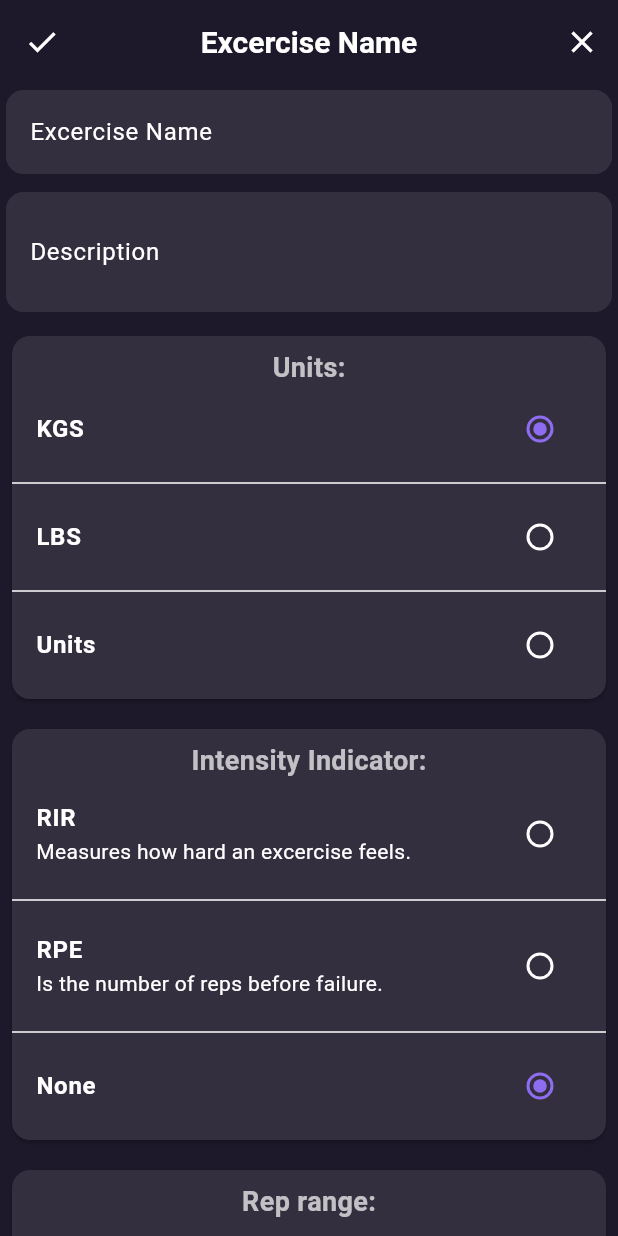
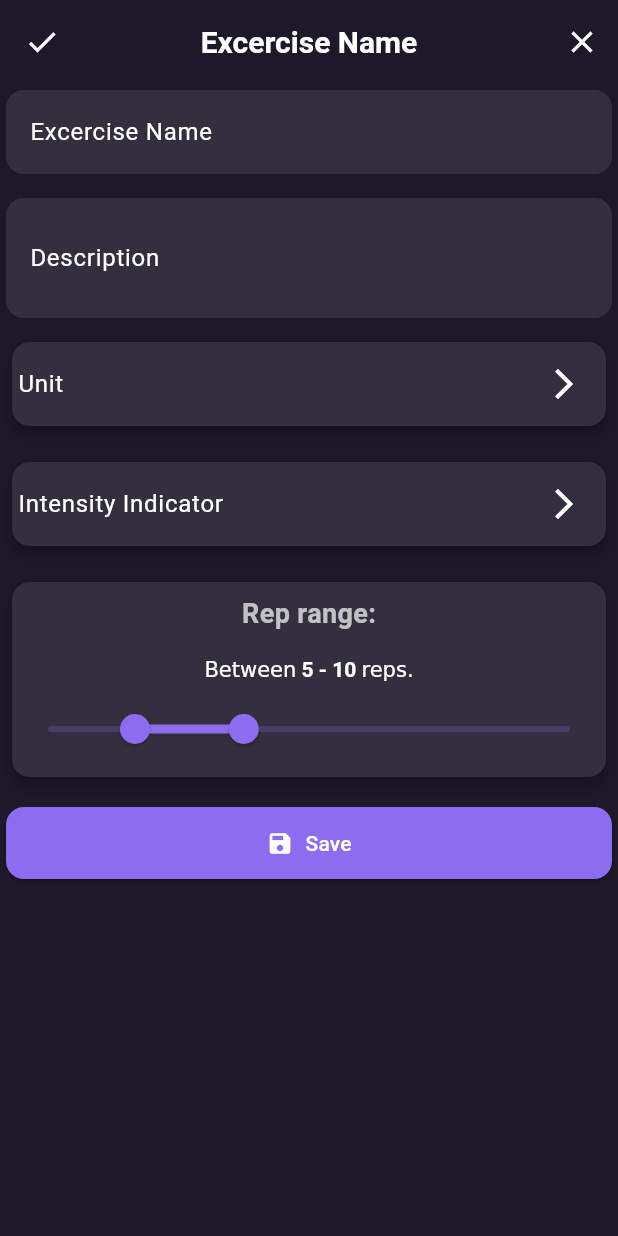
Before and after one commit to diegoZarateFer/gym-tracker-app, a Flutter app: the ExcerciseSettingsPage screen opened by its route, on a phone screen of 412 x 824 dp. Run offline on Flutter 3.47's test engine with Material 3 defaults, Android fonts, the light colour scheme and no system bars; our stand-ins replace table_calendar.

Commit message:
fix<excercise>: Segregao la pantalla de settings de ejercicios en pantalla para seleccion de unidades y de indicador de intensidad

```diff
--- a/lib/pages/excercise_settings_page.dart
+++ b/lib/pages/excercise_settings_page.dart
@@ -1,7 +1,5 @@
 import 'package:flutter/material.dart';
 import 'package:gym_tracker_ui/pages/widgets/excercise_settings_form.dart';
-import 'package:gym_tracker_ui/pages/widgets/intensity_indicator_selector.dart';
-import 'package:gym_tracker_ui/pages/widgets/unit_selector.dart';
 
 class ExcerciseSettingsPage extends StatefulWidget {
   static const String route = "excercise-settings";
@@ -16,14 +14,10 @@ class _ExcerciseSettingsPageState extends State<ExcerciseSettingsPage> {
   void _saveExcerciseSettingsHandler(
       {required String name,
       required String description,
-      required IntensityIndicators intensityIndicator,
-      required Units unit,
       required int minNumberOfReps,
       required int maxNumberOfReps}) {
     print(name);
     print(description);
-    print(intensityIndicator);
-    print(unit);
     print(minNumberOfReps);
     print(maxNumberOfReps);
   }
@@ -50,12 +44,10 @@ class _ExcerciseSettingsPageState extends State<ExcerciseSettingsPage> {
         ],
         title: const Text("Excercise Name"),
       ),
-      body: SingleChildScrollView(
-        child: Padding(
-          padding: const EdgeInsets.all(4),
-          child: ExcerciseSettingsForm(
-            onSaveExcerciseSettings: _saveExcerciseSettingsHandler,
-          ),
+      body: Padding(
+        padding: const EdgeInsets.all(4),
+        child: ExcerciseSettingsForm(
+          onSaveExcerciseSettings: _saveExcerciseSettingsHandler,
         ),
       ),
     );
--- a/lib/pages/widgets/excercise_settings_form.dart
+++ b/lib/pages/widgets/excercise_settings_form.dart
@@ -1,4 +1,5 @@
 import 'package:flutter/material.dart';
+import 'package:gym_tracker_ui/pages/extensions/context_ext.dart';
 import 'package:gym_tracker_ui/pages/widgets/intensity_indicator_selector.dart';
 import 'package:gym_tracker_ui/pages/widgets/unit_selector.dart';
 
@@ -11,8 +12,6 @@ class ExcerciseSettingsForm extends StatefulWidget {
   final void Function(
       {required String name,
       required String description,
-      required IntensityIndicators intensityIndicator,
-      required Units unit,
       required int minNumberOfReps,
       required int maxNumberOfReps}) onSaveExcerciseSettings;
 
@@ -31,14 +30,6 @@ class _ExcerciseSettingsFormState extends State<ExcerciseSettingsForm> {
   int _selectedRepRangeStart = 5;
   int _selectedRepRangeEnd = 10;
 
-  /// Indicador de intensidad seleccionado.
-  ///
-  IntensityIndicators _selectedIntensityIndicator = IntensityIndicators.none;
-
-  /// Unidad de medida seleccionada.
-  ///
-  Units _selectedUnit = Units.kgs;
-
   ///TODO: Agregar validaciones a los campos.
   ///
 
@@ -51,28 +42,12 @@ class _ExcerciseSettingsFormState extends State<ExcerciseSettingsForm> {
     });
   }
 
-  void _changeIntensityIndicatorHandler(
-      IntensityIndicators? selectedIndicator) {
-    setState(() {
-      _selectedIntensityIndicator =
-          selectedIndicator ?? IntensityIndicators.none;
-    });
-  }
-
-  void _changeUnitHandler(Units? selectedUnit) {
-    setState(() {
-      _selectedUnit = selectedUnit ?? Units.units;
-    });
-  }
-
   void _onSaveExcerciseSettings() {
     widget.onSaveExcerciseSettings(
       description: _excerciseDescriptionController.text,
       name: _excerciseNameController.text,
-      intensityIndicator: _selectedIntensityIndicator,
       minNumberOfReps: _selectedRepRangeStart,
       maxNumberOfReps: _selectedRepRangeEnd,
-      unit: _selectedUnit,
     );
   }
 
@@ -85,7 +60,8 @@ class _ExcerciseSettingsFormState extends State<ExcerciseSettingsForm> {
 
   @override
   Widget build(BuildContext context) {
-    return Column(
+    return SingleChildScrollView(
+      child: Column(
         children: [
           TextField(
             controller: _excerciseNameController,
@@ -98,7 +74,7 @@ class _ExcerciseSettingsFormState extends State<ExcerciseSettingsForm> {
               border: OutlineInputBorder(),
             ),
           ),
-        const SizedBox(height: 12),
+          const SizedBox(height: 16),
           TextField(
             controller: _excerciseNameController,
             textAlignVertical: TextAlignVertical.center,
@@ -110,17 +86,50 @@ class _ExcerciseSettingsFormState extends State<ExcerciseSettingsForm> {
             ),
           ),
           const SizedBox(height: 12),
-        UnitSelector(
-          selectedUnit: _selectedUnit,
-          onChangeSelectedUnit: _changeUnitHandler,
+          Card(
+            shape: RoundedRectangleBorder(
+              borderRadius: BorderRadius.circular(12),
             ),
-        const SizedBox(height: 12),
-        IntensityIndicatorSelector(
-          selectedIntensityIndicator: _selectedIntensityIndicator,
-          onChangeSelectedIntensityIndicator: _changeIntensityIndicatorHandler,
+            color: Theme.of(context).colorScheme.surface,
+            elevation: 4,
+            child: ListTile(
+              contentPadding: const EdgeInsets.symmetric(horizontal: 4),
+              title: const Text("Unit"),
+              trailing: IconButton(
+                icon: const Icon(
+                  Icons.arrow_forward_ios,
                 ),
-        const SizedBox(height: 12),
+                onPressed: () {
+                  context.pushWithSlide(const UnitSelectorPage());
+                },
+              ),
+            ),
+          ),
+          const SizedBox(height: 16),
           Card(
+            shape: RoundedRectangleBorder(
+              borderRadius: BorderRadius.circular(12),
+            ),
+            elevation: 4,
+            child: ListTile(
+              contentPadding: const EdgeInsets.symmetric(horizontal: 4),
+              title: const Text("Intensity Indicator"),
+              trailing: IconButton(
+                icon: const Icon(
+                  Icons.arrow_forward_ios,
+                ),
+                onPressed: () {
+                  context.pushWithSlide(const IntensityIndicatorSelector());
+                },
+              ),
+            ),
+          ),
+          const SizedBox(height: 16),
+          Card(
+            shape: RoundedRectangleBorder(
+              borderRadius: BorderRadius.circular(12),
+            ),
+            elevation: 4,
             child: Padding(
               padding: const EdgeInsets.symmetric(vertical: 8),
               child: Column(children: [
@@ -159,13 +168,17 @@ class _ExcerciseSettingsFormState extends State<ExcerciseSettingsForm> {
               ]),
             ),
           ),
-        const SizedBox(height: 12),
-        ElevatedButton.icon(
+          const SizedBox(height: 16),
+          SizedBox(
+            width: double.infinity,
+            child: ElevatedButton.icon(
               onPressed: _onSaveExcerciseSettings,
               icon: const Icon(Icons.save),
               label: const Text("Save"),
             ),
+          ),
         ],
+      ),
     );
   }
 }
--- a/lib/pages/widgets/intensity_indicator_selector.dart
+++ b/lib/pages/widgets/intensity_indicator_selector.dart
@@ -2,36 +2,55 @@ import 'package:flutter/material.dart';
 
 enum IntensityIndicators { none, rir, rpe }
 
-class IntensityIndicatorSelector extends StatelessWidget {
+class IntensityIndicatorSelector extends StatefulWidget {
   const IntensityIndicatorSelector({
     super.key,
-    required this.selectedIntensityIndicator,
-    required this.onChangeSelectedIntensityIndicator,
   });
 
-  final IntensityIndicators selectedIntensityIndicator;
-  final void Function(IntensityIndicators? selectedIndicator)
-      onChangeSelectedIntensityIndicator;
+  @override
+  State<IntensityIndicatorSelector> createState() =>
+      _IntensityIndicatorSelectorState();
+}
+
+class _IntensityIndicatorSelectorState
+    extends State<IntensityIndicatorSelector> {
+  /// Indicador de intensidad seleccionado.
+  ///
+  IntensityIndicators _selectedIntensityIndicator = IntensityIndicators.none;
+
+  void _changeIntensityIndicatorHandler(
+      IntensityIndicators? selectedIndicator) {
+    setState(() {
+      _selectedIntensityIndicator =
+          selectedIndicator ?? IntensityIndicators.none;
+    });
+  }
 
   @override
   Widget build(BuildContext context) {
-    return Card(
+    return Scaffold(
+      appBar: AppBar(
+        backgroundColor: Theme.of(context).colorScheme.background,
+        centerTitle: true,
+        leading: IconButton(
+          icon: const Icon(Icons.arrow_back_ios),
+          onPressed: () {
+            Navigator.of(context).pop();
+          },
+        ),
+        title: const Text("Intensity Indicator"),
+      ),
+      body: Card(
         child: Padding(
           padding: const EdgeInsets.symmetric(vertical: 8),
           child: Column(
+            mainAxisSize: MainAxisSize.min,
             children: [
-            const Text(
-              "Intensity Indicator:",
-              style: TextStyle(
-                fontWeight: FontWeight.bold,
-                fontSize: 18,
-              ),
-            ),
               RadioListTile<IntensityIndicators>(
                 value: IntensityIndicators.rir,
-              groupValue: selectedIntensityIndicator,
+                groupValue: _selectedIntensityIndicator,
                 subtitle: const Text(
-                "Measures how hard an excercise feels.",
+                  "How many reps you could still do before failure.",
                 ),
                 title: const Text(
                   "RIR",
@@ -39,16 +58,16 @@ class IntensityIndicatorSelector extends StatelessWidget {
                     fontWeight: FontWeight.bold,
                   ),
                 ),
-              onChanged: onChangeSelectedIntensityIndicator,
+                onChanged: _changeIntensityIndicatorHandler,
                 activeColor: const Color(0xFF8E6CEF),
                 controlAffinity: ListTileControlAffinity.trailing,
               ),
               const Divider(),
               RadioListTile<IntensityIndicators>(
                 value: IntensityIndicators.rpe,
-              groupValue: selectedIntensityIndicator,
+                groupValue: _selectedIntensityIndicator,
                 subtitle: const Text(
-                "Is the number of reps before failure.",
+                  "A 1–10 scale rating how hard you feel you’re working during exercise.",
                 ),
                 title: const Text(
                   "RPE",
@@ -56,27 +75,31 @@ class IntensityIndicatorSelector extends StatelessWidget {
                     fontWeight: FontWeight.bold,
                   ),
                 ),
-              onChanged: onChangeSelectedIntensityIndicator,
+                onChanged: _changeIntensityIndicatorHandler,
                 activeColor: const Color(0xFF8E6CEF),
                 controlAffinity: ListTileControlAffinity.trailing,
               ),
               const Divider(),
               RadioListTile<IntensityIndicators>(
                 value: IntensityIndicators.none,
-              groupValue: selectedIntensityIndicator,
+                groupValue: _selectedIntensityIndicator,
                 title: const Text(
                   "None",
                   style: TextStyle(
                     fontWeight: FontWeight.bold,
                   ),
                 ),
-              onChanged: onChangeSelectedIntensityIndicator,
+                subtitle: const Text(
+                  "Only register weight and repetitions.",
+                ),
+                onChanged: _changeIntensityIndicatorHandler,
                 activeColor: const Color(0xFF8E6CEF),
                 controlAffinity: ListTileControlAffinity.trailing,
               ),
             ],
           ),
         ),
+      ),
     );
   }
 }
--- a/lib/pages/widgets/unit_selector.dart
+++ b/lib/pages/widgets/unit_selector.dart
@@ -2,74 +2,93 @@ import 'package:flutter/material.dart';
 
 enum Units { units, kgs, lbs }
 
-class UnitSelector extends StatelessWidget {
-  const UnitSelector({
+class UnitSelectorPage extends StatefulWidget {
+  const UnitSelectorPage({
     super.key,
-    required this.selectedUnit,
-    required this.onChangeSelectedUnit,
   });
 
-  final Units selectedUnit;
-  final void Function(Units? selectedUnit) onChangeSelectedUnit;
+  @override
+  State<UnitSelectorPage> createState() => _UnitSelectorPageState();
+}
+
+class _UnitSelectorPageState extends State<UnitSelectorPage> {
+  /// Unidad de medida seleccionada.
+  ///
+  Units __selectedUnit = Units.kgs;
+
+  /// Handler para cambiar unidades.
+  ///
+  void _changeUnitHandler(Units? newSelectedUnit) {
+    setState(() {
+      __selectedUnit = newSelectedUnit ?? Units.units;
+    });
+  }
 
   @override
   Widget build(BuildContext context) {
-    return Card(
+    return Scaffold(
+      appBar: AppBar(
+        backgroundColor: Theme.of(context).colorScheme.background,
+        centerTitle: true,
+        leading: IconButton(
+          icon: const Icon(Icons.arrow_back_ios),
+          onPressed: () {
+            Navigator.of(context).pop();
+          },
+        ),
+        title: const Text("Unit"),
+      ),
+      body: Card(
         child: Padding(
           padding: const EdgeInsets.symmetric(vertical: 8),
           child: Column(
+            mainAxisSize: MainAxisSize.min,
             children: [
-            const Text(
-              "Units:",
-              style: TextStyle(
-                fontWeight: FontWeight.bold,
-                fontSize: 18,
-              ),
-            ),
               RadioListTile<Units>(
                 value: Units.kgs,
-              groupValue: selectedUnit,
+                groupValue: __selectedUnit,
                 title: const Text(
-                "KGS",
+                  "Kilograms (kgs)",
                   style: TextStyle(
                     fontWeight: FontWeight.bold,
                   ),
                 ),
-              onChanged: onChangeSelectedUnit,
+                onChanged: _changeUnitHandler,
                 activeColor: const Color(0xFF8E6CEF),
                 controlAffinity: ListTileControlAffinity.trailing,
               ),
               const Divider(),
               RadioListTile<Units>(
                 value: Units.lbs,
-              groupValue: selectedUnit,
+                groupValue: __selectedUnit,
                 title: const Text(
-                "LBS",
+                  "Pounds (lbs)",
                   style: TextStyle(
                     fontWeight: FontWeight.bold,
                   ),
                 ),
-              onChanged: onChangeSelectedUnit,
+                onChanged: _changeUnitHandler,
                 activeColor: const Color(0xFF8E6CEF),
                 controlAffinity: ListTileControlAffinity.trailing,
               ),
               const Divider(),
               RadioListTile<Units>(
                 value: Units.units,
-              groupValue: selectedUnit,
+                groupValue: __selectedUnit,
                 title: const Text(
                   "Units",
                   style: TextStyle(
                     fontWeight: FontWeight.bold,
                   ),
                 ),
-              onChanged: onChangeSelectedUnit,
+                onChanged: _changeUnitHandler,
                 activeColor: const Color(0xFF8E6CEF),
                 controlAffinity: ListTileControlAffinity.trailing,
               ),
             ],
           ),
         ),
+      ),
     );
   }
 }
```
Also changed, not shown: lib/pages/extensions/context_ext.dart (+23 -0 lines). Lines whose indentation alone changed are shown as unchanged.
